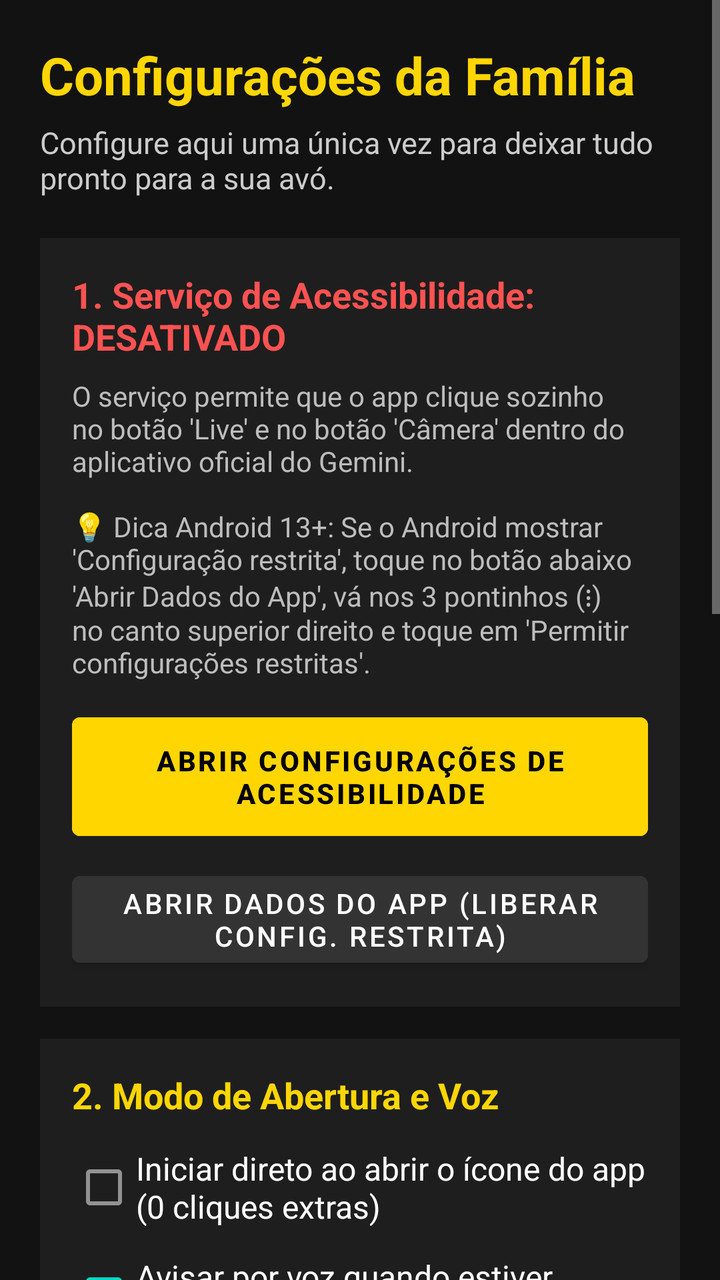
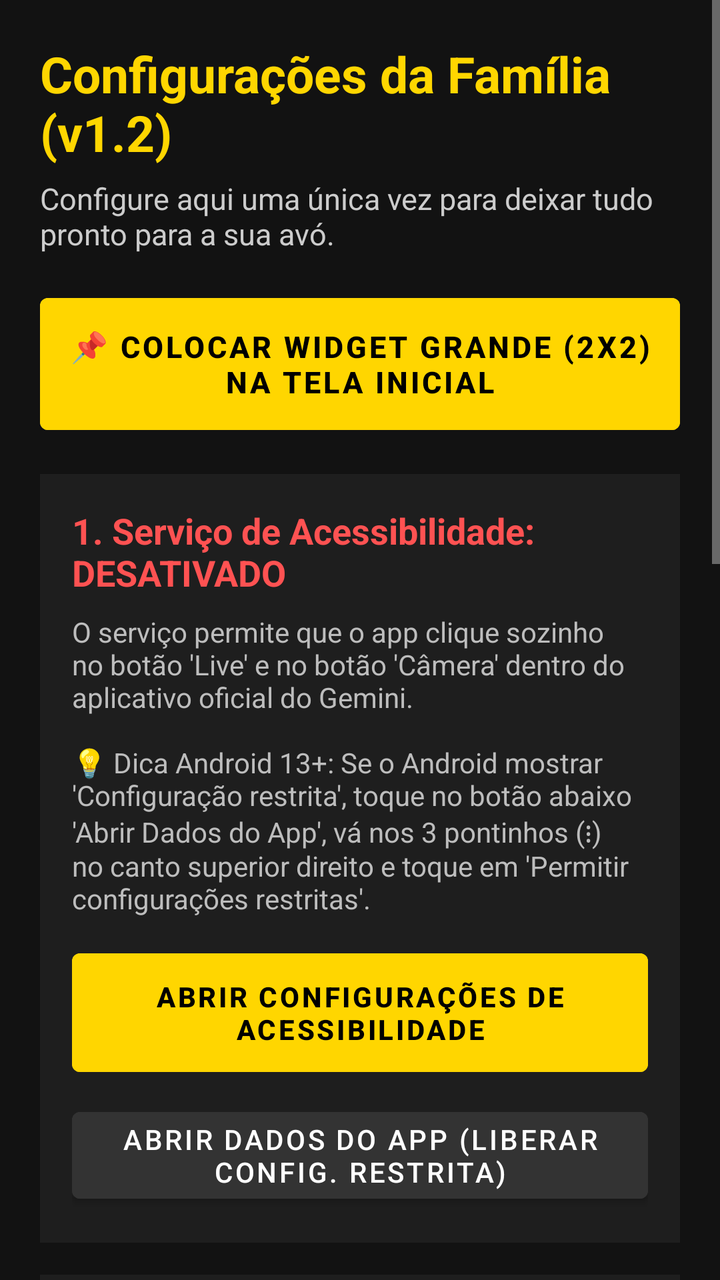

Before-and-after screenshots of an Android layout around one commit, followed by the original layout XML and the change that was made.
<!-- AndroidManifest.xml: application theme Theme.OlhosDaVo -->
<!-- res/layout/activity_settings.xml -->
<?xml version="1.0" encoding="utf-8"?>
<ScrollView xmlns:android="http://schemas.android.com/apk/res/android"
    android:layout_width="match_parent"
    android:layout_height="match_parent"
    android:background="#121212"
    android:fillViewport="true">

    <LinearLayout
        android:layout_width="match_parent"
        android:layout_height="wrap_content"
        android:orientation="vertical"
        android:padding="20dp">

        <TextView
            android:layout_width="match_parent"
            android:layout_height="wrap_content"
            android:text="Configurações da Família"
            android:textColor="#FFD600"
            android:textSize="26sp"
            android:textStyle="bold" />

        <TextView
            android:layout_width="match_parent"
            android:layout_height="wrap_content"
            android:layout_marginTop="6dp"
            android:text="Configure aqui uma única vez para deixar tudo pronto para a sua avó."
            android:textColor="#CCCCCC"
            android:textSize="15sp" />

        
        <LinearLayout
            android:layout_width="match_parent"
            android:layout_height="wrap_content"
            android:layout_marginTop="20dp"
            android:background="#1E1E1E"
            android:orientation="vertical"
            android:padding="16dp">

            <TextView
                android:id="@+id/tvServiceStatus"
                android:layout_width="match_parent"
                android:layout_height="wrap_content"
                android:text="1. Serviço de Acessibilidade: DESATIVADO"
                android:textColor="#FF5252"
                android:textSize="18sp"
                android:textStyle="bold" />

            <TextView
                android:layout_width="match_parent"
                android:layout_height="wrap_content"
                android:layout_marginTop="8dp"
                android:text="O serviço permite que o app clique sozinho no botão 'Live' e no botão 'Câmera' dentro do aplicativo oficial do Gemini.\n\n💡 Dica Android 13+: Se o Android mostrar 'Configuração restrita', toque no botão abaixo 'Abrir Dados do App', vá nos 3 pontinhos (⋮) no canto superior direito e toque em 'Permitir configurações restritas'."
                android:textColor="#BDBDBD"
                android:textSize="14sp" />

            <Button
                android:id="@+id/btnOpenAccessibility"
                android:layout_width="match_parent"
                android:layout_height="wrap_content"
                android:layout_marginTop="12dp"
                android:backgroundTint="#FFD600"
                android:padding="12dp"
                android:text="Abrir Configurações de Acessibilidade"
                android:textColor="#000000"
                android:textStyle="bold" />

            <Button
                android:id="@+id/btnOpenAppDetails"
                android:layout_width="match_parent"
                android:layout_height="wrap_content"
                android:layout_marginTop="8dp"
                android:backgroundTint="#333333"
                android:text="Abrir Dados do App (Liberar Config. Restrita)"
                android:textColor="#FFFFFF" />
        </LinearLayout>

        
        <LinearLayout
            android:layout_width="match_parent"
            android:layout_height="wrap_content"
            android:layout_marginTop="16dp"
            android:background="#1E1E1E"
            android:orientation="vertical"
            android:padding="16dp">

            <TextView
                android:layout_width="match_parent"
                android:layout_height="wrap_content"
                android:text="2. Modo de Abertura e Voz"
                android:textColor="#FFD600"
                android:textSize="18sp"
                android:textStyle="bold" />

            <CheckBox
                android:id="@+id/cbAutoLaunchOnOpen"
                android:layout_width="match_parent"
                android:layout_height="wrap_content"
                android:layout_marginTop="10dp"
                android:text="Iniciar direto ao abrir o ícone do app (0 cliques extras)"
                android:textColor="#FFFFFF"
                android:textSize="16sp" />

            <CheckBox
                android:id="@+id/cbVoiceFeedback"
                android:layout_width="match_parent"
                android:layout_height="wrap_content"
                android:layout_marginTop="6dp"
                android:checked="true"
                android:text="Avisar por voz quando estiver abrindo a câmera"
                android:textColor="#FFFFFF"
                android:textSize="16sp" />
        </LinearLayout>

        
        <LinearLayout
            android:layout_width="match_parent"
            android:layout_height="wrap_content"
            android:layout_marginTop="16dp"
            android:background="#1E1E1E"
            android:orientation="vertical"
            android:padding="16dp">

            <TextView
                android:layout_width="match_parent"
                android:layout_height="wrap_content"
                android:text="3. Clique por Posição na Tela (Fallback)"
                android:textColor="#FFD600"
                android:textSize="18sp"
                android:textStyle="bold" />

            <TextView
                android:layout_width="match_parent"
                android:layout_height="wrap_content"
                android:layout_marginTop="6dp"
                android:text="O app procura os botões 'Live' e 'Câmera' pelo nome automaticamente. Se no modelo de celular dela algum botão não tiver texto acessível, o app toca na posição (X%, Y%) configurada abaixo:"
                android:textColor="#BDBDBD"
                android:textSize="14sp" />

            <CheckBox
                android:id="@+id/cbUseCoordinateFallback"
                android:layout_width="match_parent"
                android:layout_height="wrap_content"
                android:layout_marginTop="8dp"
                android:checked="true"
                android:text="Usar toque por posição se o botão não for achado por texto"
                android:textColor="#FFFFFF"
                android:textSize="15sp" />

            
            <TextView
                android:id="@+id/tvLiveCoordsLabel"
                android:layout_width="match_parent"
                android:layout_height="wrap_content"
                android:layout_marginTop="12dp"
                android:text="Posição do botão LIVE (X: 88%, Y: 91%)"
                android:textColor="#FFFFFF"
                android:textStyle="bold" />

            <SeekBar
                android:id="@+id/sbLiveX"
                android:layout_width="match_parent"
                android:layout_height="wrap_content"
                android:max="100"
                android:progress="88" />

            <SeekBar
                android:id="@+id/sbLiveY"
                android:layout_width="match_parent"
                android:layout_height="wrap_content"
                android:max="100"
                android:progress="91" />

            
            <TextView
                android:id="@+id/tvCameraCoordsLabel"
                android:layout_width="match_parent"
                android:layout_height="wrap_content"
                android:layout_marginTop="12dp"
                android:text="Posição do botão CÂMERA no Live (X: 22%, Y: 89%)"
                android:textColor="#FFFFFF"
                android:textStyle="bold" />

            <SeekBar
                android:id="@+id/sbCameraX"
                android:layout_width="match_parent"
                android:layout_height="wrap_content"
                android:max="100"
                android:progress="22" />

            <SeekBar
                android:id="@+id/sbCameraY"
                android:layout_width="match_parent"
                android:layout_height="wrap_content"
                android:max="100"
                android:progress="89" />

            
            <TextView
                android:id="@+id/tvDelayLabel"
                android:layout_width="match_parent"
                android:layout_height="wrap_content"
                android:layout_marginTop="12dp"
                android:text="Tempo de espera para abrir a câmera: 2.2 segundos"
                android:textColor="#FFFFFF"
                android:textStyle="bold" />

            <SeekBar
                android:id="@+id/sbCameraDelay"
                android:layout_width="match_parent"
                android:layout_height="wrap_content"
                android:max="50"
                android:progress="22" />
        </LinearLayout>

        <Button
            android:id="@+id/btnTestNow"
            android:layout_width="match_parent"
            android:layout_height="wrap_content"
            android:layout_marginTop="20dp"
            android:backgroundTint="#00C853"
            android:padding="14dp"
            android:text="▶ TESTAR AUTOMAÇÃO AGORA"
            android:textColor="#000000"
            android:textSize="16sp"
            android:textStyle="bold" />

        <Button
            android:id="@+id/btnCloseSettings"
            android:layout_width="match_parent"
            android:layout_height="wrap_content"
            android:layout_marginTop="10dp"
            android:layout_marginBottom="24dp"
            android:backgroundTint="#424242"
            android:padding="12dp"
            android:text="Voltar para a Tela da Avó"
            android:textColor="#FFFFFF" />

    </LinearLayout>
</ScrollView>
<!-- resources referenced by this layout -->
<resources>
  <style name="Theme.OlhosDaVo" parent="Theme.MaterialComponents.NoActionBar">
          <item name="colorPrimary">#FFD600</item>
          <item name="colorPrimaryVariant">#FFAB00</item>
          <item name="colorOnPrimary">#000000</item>
          <item name="android:statusBarColor">#000000</item>
          <item name="android:navigationBarColor">#000000</item>
          <item name="android:windowBackground">#000000</item>
      </style>
</resources>

<!-- the commit's change to res/layout/activity_settings.xml (unified diff, before → after) -->
@@ -14,9 +14,9 @@
         <TextView
             android:layout_width="match_parent"
             android:layout_height="wrap_content"
-            android:text="Configurações da Família"
+            android:text="Configurações da Família (v1.2)"
             android:textColor="#FFD600"
-            android:textSize="26sp"
+            android:textSize="25sp"
             android:textStyle="bold" />
 
         <TextView
@@ -28,10 +28,23 @@
             android:textSize="15sp" />
 
         
+        <Button
+            android:id="@+id/btnPinWidget"
+            android:layout_width="match_parent"
+            android:layout_height="wrap_content"
+            android:layout_marginTop="16dp"
+            android:backgroundTint="#FFD600"
+            android:padding="14dp"
+            android:text="📌 COLOCAR WIDGET GRANDE (2x2) NA TELA INICIAL"
+            android:textColor="#000000"
+            android:textSize="15sp"
+            android:textStyle="bold" />
+
+        
         <LinearLayout
             android:layout_width="match_parent"
             android:layout_height="wrap_content"
-            android:layout_marginTop="20dp"
+            android:layout_marginTop="16dp"
             android:background="#1E1E1E"
             android:orientation="vertical"
             android:padding="16dp">
